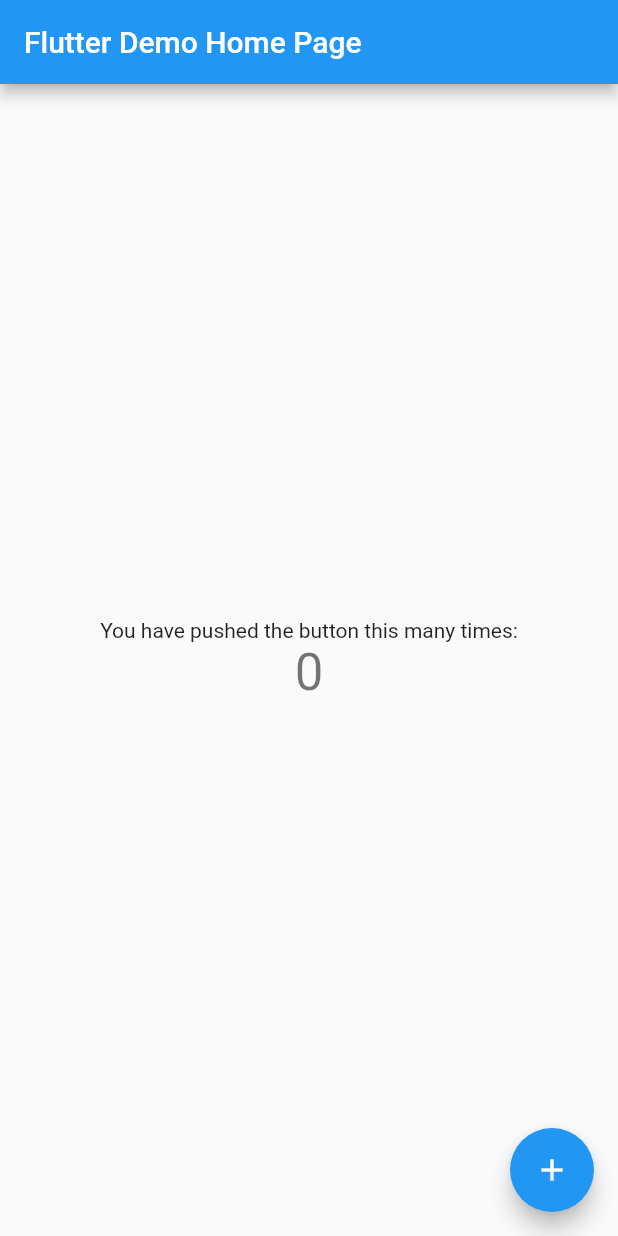
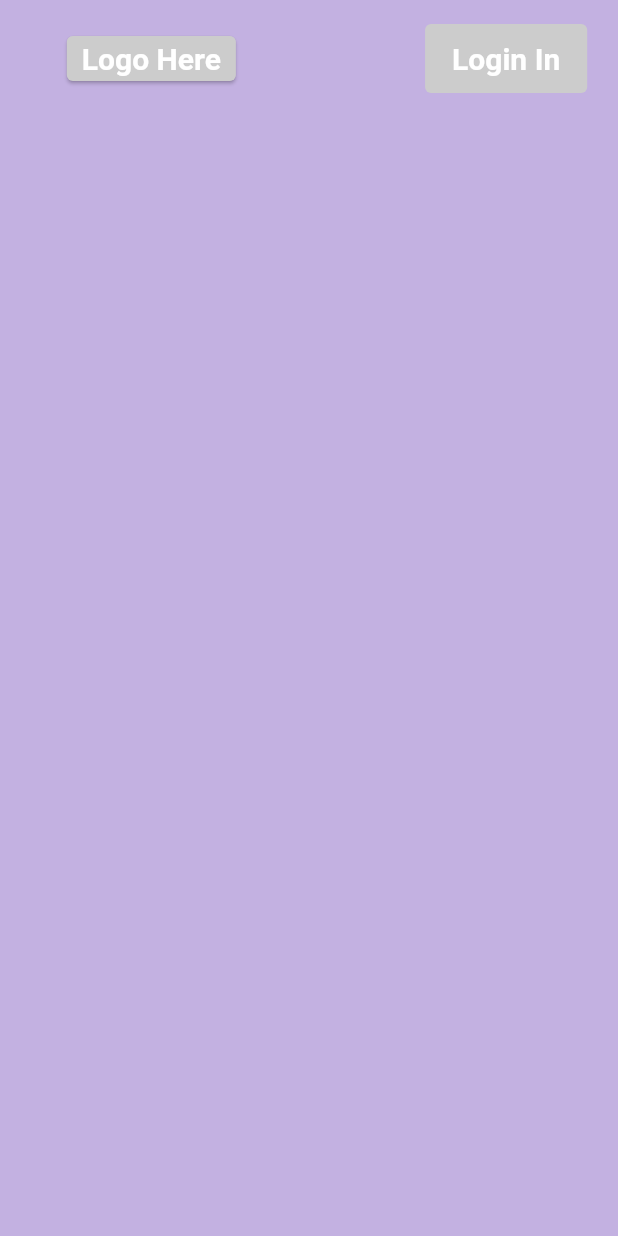
Before and after one commit to anyelimrodriguez/ChapK-v2, a Flutter app: the screen it shows after launch, on a phone screen of 412 x 824 dp. Run offline on Flutter 3.47's test engine with Material 2 defaults, Android fonts, the phone set to English and light mode, and no system bars.

Commit message:
Basic Welcome Page

```diff
--- a/chap_k/lib/main.dart
+++ b/chap_k/lib/main.dart
@@ -1,115 +1,20 @@
-import 'package:flutter/material.dart';
+// Importing the designs and packages needed for the project
+import "package:flutter/material.dart";
+import 'package:chap_k/pages/WelcomePage.dart';
 
+// Main is the point of execution ( have runApp() function in the main)
 void main() {
-  runApp(const MyApp());
+  // Chap_k is the root widget, the mother/father of all the widgets of our app
+  runApp(Chap_K());
 }
 
-class MyApp extends StatelessWidget {
-  const MyApp({super.key});
+class Chap_K extends StatelessWidget {
+  const Chap_K({super.key});
 
-  // This widget is the root of your application.
   @override
   Widget build(BuildContext context) {
     return MaterialApp(
-      title: 'Flutter Demo',
-      theme: ThemeData(
-        // This is the theme of your application.
-        //
-        // Try running your application with "flutter run". You'll see the
-        // application has a blue toolbar. Then, without quitting the app, try
-        // changing the primarySwatch below to Colors.green and then invoke
-        // "hot reload" (press "r" in the console where you ran "flutter run",
-        // or simply save your changes to "hot reload" in a Flutter IDE).
-        // Notice that the counter didn't reset back to zero; the application
-        // is not restarted.
-        primarySwatch: Colors.blue,
-      ),
-      home: const MyHomePage(title: 'Flutter Demo Home Page'),
+      home: WelcomePage(),
     );
   }
 }
-
-class MyHomePage extends StatefulWidget {
-  const MyHomePage({super.key, required this.title});
-
-  // This widget is the home page of your application. It is stateful, meaning
-  // that it has a State object (defined below) that contains fields that affect
-  // how it looks.
-
-  // This class is the configuration for the state. It holds the values (in this
-  // case the title) provided by the parent (in this case the App widget) and
-  // used by the build method of the State. Fields in a Widget subclass are
-  // always marked "final".
-
-  final String title;
-
-  @override
-  State<MyHomePage> createState() => _MyHomePageState();
-}
-
-class _MyHomePageState extends State<MyHomePage> {
-  int _counter = 0;
-
-  void _incrementCounter() {
-    setState(() {
-      // This call to setState tells the Flutter framework that something has
-      // changed in this State, which causes it to rerun the build method below
-      // so that the display can reflect the updated values. If we changed
-      // _counter without calling setState(), then the build method would not be
-      // called again, and so nothing would appear to happen.
-      _counter++;
-    });
-  }
-
-  @override
-  Widget build(BuildContext context) {
-    // This method is rerun every time setState is called, for instance as done
-    // by the _incrementCounter method above.
-    //
-    // The Flutter framework has been optimized to make rerunning build methods
-    // fast, so that you can just rebuild anything that needs updating rather
-    // than having to individually change instances of widgets.
-    return Scaffold(
-      appBar: AppBar(
-        // Here we take the value from the MyHomePage object that was created by
-        // the App.build method, and use it to set our appbar title.
-        title: Text(widget.title),
-      ),
-      body: Center(
-        // Center is a layout widget. It takes a single child and positions it
-        // in the middle of the parent.
-        child: Column(
-          // Column is also a layout widget. It takes a list of children and
-          // arranges them vertically. By default, it sizes itself to fit its
-          // children horizontally, and tries to be as tall as its parent.
-          //
-          // Invoke "debug painting" (press "p" in the console, choose the
-          // "Toggle Debug Paint" action from the Flutter Inspector in Android
-          // Studio, or the "Toggle Debug Paint" command in Visual Studio Code)
-          // to see the wireframe for each widget.
-          //
-          // Column has various properties to control how it sizes itself and
-          // how it positions its children. Here we use mainAxisAlignment to
-          // center the children vertically; the main axis here is the vertical
-          // axis because Columns are vertical (the cross axis would be
-          // horizontal).
-          mainAxisAlignment: MainAxisAlignment.center,
-          children: <Widget>[
-            const Text(
-              'You have pushed the button this many times:',
-            ),
-            Text(
-              '$_counter',
-              style: Theme.of(context).textTheme.headline4,
-            ),
-          ],
-        ),
-      ),
-      floatingActionButton: FloatingActionButton(
-        onPressed: _incrementCounter,
-        tooltip: 'Increment',
-        child: const Icon(Icons.add),
-      ), // This trailing comma makes auto-formatting nicer for build methods.
-    );
-  }
-}
--- /dev/null
+++ b/chap_k/lib/pages/WelcomePage.dart
@@ -0,0 +1,96 @@
+import 'package:flutter/material.dart';
+
+class WelcomePage extends StatefulWidget {
+  const WelcomePage({super.key});
+
+  @override
+  State<WelcomePage> createState() => _WelcomePageState();
+}
+
+class _WelcomePageState extends State<WelcomePage> {
+  @override
+  Widget build(BuildContext context) {
+    return Scaffold(
+      backgroundColor: Color(0xFFC3B1E1),
+      body: Row(
+        mainAxisAlignment: MainAxisAlignment.spaceAround,
+        children: <Widget>[
+          Logo(),
+          SizedBox(width: 20.0),
+          LoginInButton(),
+
+        ],
+      ),
+    );
+  }
+}
+
+
+
+
+
+
+
+// The Logo Widget
+class Logo extends StatelessWidget {
+  const Logo({super.key});
+
+  @override
+  Widget build(BuildContext context) {
+    return Container(
+            padding: EdgeInsets.all(20.0),
+            child: Card(
+              color: Color(0xFFCCCCCC),
+              child: Row(
+                mainAxisAlignment: MainAxisAlignment.spaceEvenly,
+                children: <Widget>[
+                  SizedBox(height: 30.0,width: 10.0),
+                  Text(
+                    "Logo Here",
+                    style: TextStyle(
+                      color: Colors.white,
+                      fontWeight: FontWeight.bold,
+                      fontSize: 20.0,
+                    ),
+                  ),
+                  SizedBox(height: 30.0,width: 10.0),
+
+                ],
+              ),
+            ),
+          );
+  }
+
+}
+
+
+// The Login in Widget Button
+class LoginInButton extends StatelessWidget {
+  const LoginInButton({super.key});
+
+  @override
+  Widget build(BuildContext context) {
+    return TextButton(
+              child: Row(
+                mainAxisAlignment: MainAxisAlignment.spaceEvenly,
+                children: <Widget>[
+                   SizedBox(height: 30.0,width: 10.0),
+                  Text(
+                    "Login In",
+                    style: TextStyle(
+                      color: Colors.white,
+                      fontSize: 20.0,
+                      fontWeight: FontWeight.bold,
+                    ),
+                  ),
+                  SizedBox(height: 30.0,width: 10.0),
+                ],
+              ),
+              onPressed: () {},
+              style: TextButton.styleFrom(
+                  elevation: 0,
+                  backgroundColor: Color(0xFFCCCCCC),
+              ),
+          );
+  }
+}
```
